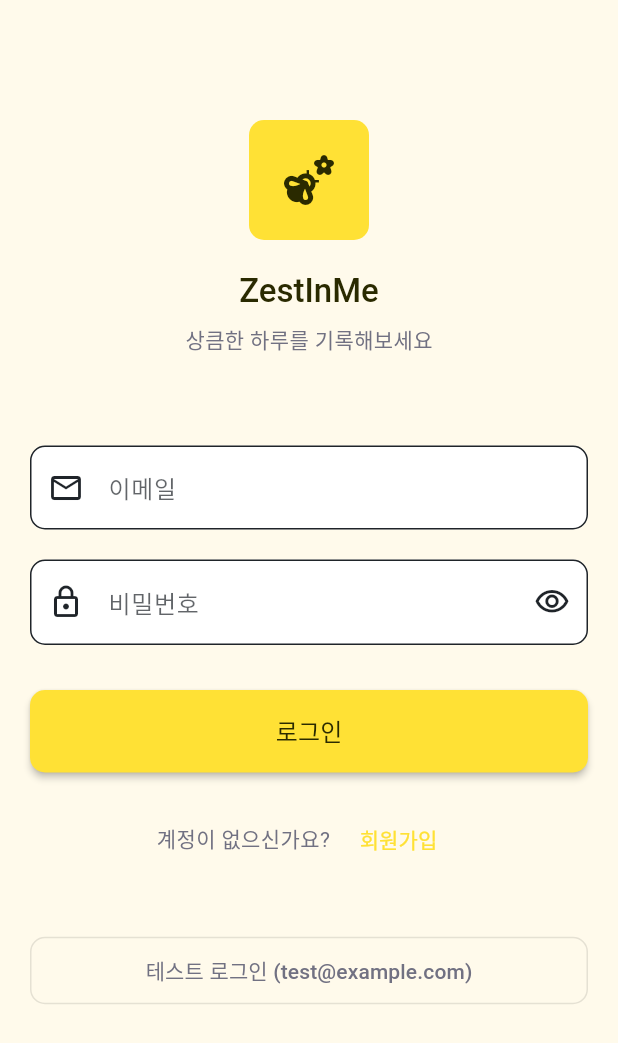
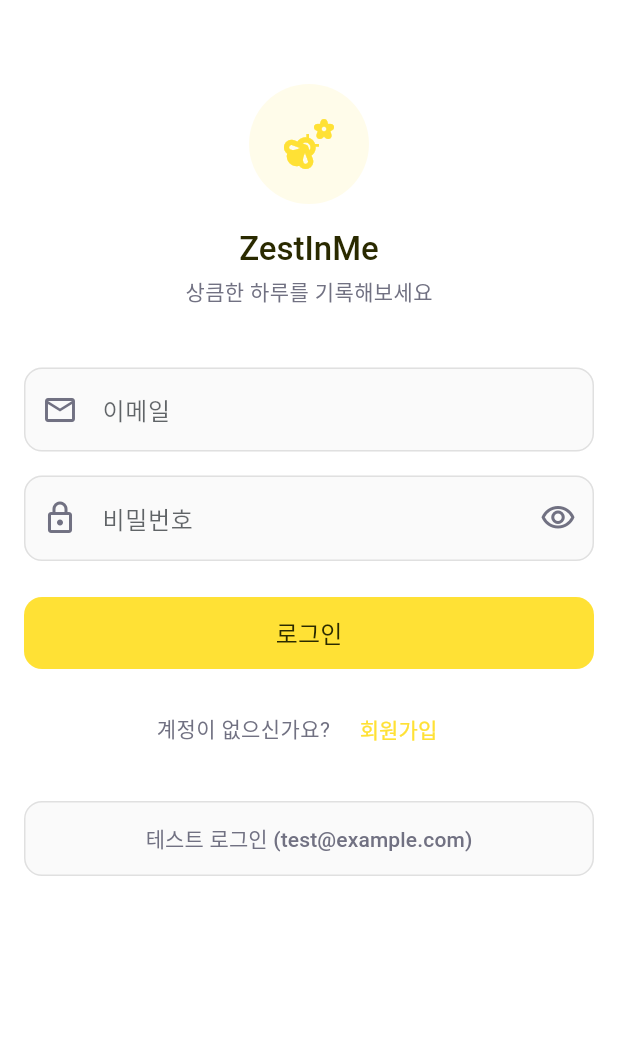
Before and after one commit to iplepine/happyinside, a Flutter app: the LoginPage screen opened by its route, on a phone screen of 412 x 824 dp. Shown: the top 1043 px of the screen. Run offline on Flutter 3.47's test engine with Material 3 defaults, Android fonts, the phone set to English and light mode, and no system bars; our stand-ins replace equatable, fl_chart, flutter_riverpod, freezed_annotation, get_it, go_router and 2 more; accounts and stored records are empty; generated files the repository leaves out were written again.

Commit message:
로그인 화면 디자인 변경

```diff
--- a/app/lib/app/routes/app_router.dart
+++ b/app/lib/app/routes/app_router.dart
@@ -59,6 +59,12 @@ class AppRouter {
           return WritePage(initialScore: score);
         },
       ),
+      GoRoute(
+        path: '/difficult',
+        builder: (context, state) {
+          return WritePage(initialScore: 3); // 낮은 점수로 시작
+        },
+      ),
     ],
   );
 }
--- a/app/lib/features/auth/presentation/login_page.dart
+++ b/app/lib/features/auth/presentation/login_page.dart
@@ -71,16 +71,16 @@ class _LoginPageState extends ConsumerState<LoginPage> {
   @override
   Widget build(BuildContext context) {
     return Scaffold(
-      backgroundColor: AppColors.muted,
+      backgroundColor: Colors.white,
       body: SafeArea(
         child: SingleChildScrollView(
-          padding: const EdgeInsets.all(20),
+          padding: const EdgeInsets.all(16),
           child: Form(
             key: _formKey,
             child: Column(
               crossAxisAlignment: CrossAxisAlignment.stretch,
               children: [
-                const SizedBox(height: 60),
+                const SizedBox(height: 40),
 
                 // 로고 및 제목
                 Center(
@@ -90,16 +90,16 @@ class _LoginPageState extends ConsumerState<LoginPage> {
                         width: 80,
                         height: 80,
                         decoration: BoxDecoration(
+                          color: AppColors.primary.withOpacity(0.1),
+                          shape: BoxShape.circle,
+                        ),
+                        child: Icon(
+                          Icons.emoji_nature,
                           color: AppColors.primary,
-                          borderRadius: BorderRadius.circular(AppColors.radius),
-                        ),
-                        child: const Icon(
-                          Icons.emoji_nature,
-                          color: AppColors.primaryForeground,
                           size: 40,
                         ),
                       ),
-                      const SizedBox(height: 20),
+                      const SizedBox(height: 16),
                       Text(
                         'ZestInMe',
                         style: Theme.of(context).textTheme.headlineLarge
@@ -108,7 +108,7 @@ class _LoginPageState extends ConsumerState<LoginPage> {
                               color: AppColors.foreground,
                             ),
                       ),
-                      const SizedBox(height: 8),
+                      const SizedBox(height: 4),
                       Text(
                         '상큼한 하루를 기록해보세요',
                         style: Theme.of(context).textTheme.bodyMedium?.copyWith(
@@ -119,7 +119,7 @@ class _LoginPageState extends ConsumerState<LoginPage> {
                   ),
                 ),
 
-                const SizedBox(height: 60),
+                const SizedBox(height: 40),
 
                 // 이메일 입력 필드
                 TextFormField(
@@ -128,12 +128,27 @@ class _LoginPageState extends ConsumerState<LoginPage> {
                   decoration: InputDecoration(
                     labelText: '이메일',
                     hintText: 'example@email.com',
-                    prefixIcon: const Icon(Icons.email_outlined),
+                    prefixIcon: Icon(
+                      Icons.email_outlined,
+                      color: AppColors.mutedForeground,
+                    ),
                     border: OutlineInputBorder(
-                      borderRadius: BorderRadius.circular(AppColors.radius),
+                      borderRadius: BorderRadius.circular(12),
+                      borderSide: BorderSide(color: Colors.grey.shade300),
+                    ),
+                    enabledBorder: OutlineInputBorder(
+                      borderRadius: BorderRadius.circular(12),
+                      borderSide: BorderSide(color: Colors.grey.shade300),
+                    ),
+                    focusedBorder: OutlineInputBorder(
+                      borderRadius: BorderRadius.circular(12),
+                      borderSide: BorderSide(
+                        color: AppColors.primary,
+                        width: 2,
+                      ),
                     ),
                     filled: true,
-                    fillColor: AppColors.card,
+                    fillColor: Colors.grey.shade50,
                   ),
                   validator: (value) {
                     if (value == null || value.isEmpty) {
@@ -148,7 +163,7 @@ class _LoginPageState extends ConsumerState<LoginPage> {
                   },
                 ),
 
-                const SizedBox(height: 20),
+                const SizedBox(height: 16),
 
                 // 비밀번호 입력 필드
                 TextFormField(
@@ -157,12 +172,16 @@ class _LoginPageState extends ConsumerState<LoginPage> {
                   decoration: InputDecoration(
                     labelText: '비밀번호',
                     hintText: '비밀번호를 입력하세요',
-                    prefixIcon: const Icon(Icons.lock_outlined),
+                    prefixIcon: Icon(
+                      Icons.lock_outlined,
+                      color: AppColors.mutedForeground,
+                    ),
                     suffixIcon: IconButton(
                       icon: Icon(
                         _obscurePassword
                             ? Icons.visibility_outlined
                             : Icons.visibility_off_outlined,
+                        color: AppColors.mutedForeground,
                       ),
                       onPressed: () {
                         setState(() {
@@ -171,10 +190,22 @@ class _LoginPageState extends ConsumerState<LoginPage> {
                       },
                     ),
                     border: OutlineInputBorder(
-                      borderRadius: BorderRadius.circular(AppColors.radius),
+                      borderRadius: BorderRadius.circular(12),
+                      borderSide: BorderSide(color: Colors.grey.shade300),
+                    ),
+                    enabledBorder: OutlineInputBorder(
+                      borderRadius: BorderRadius.circular(12),
+                      borderSide: BorderSide(color: Colors.grey.shade300),
+                    ),
+                    focusedBorder: OutlineInputBorder(
+                      borderRadius: BorderRadius.circular(12),
+                      borderSide: BorderSide(
+                        color: AppColors.primary,
+                        width: 2,
+                      ),
                     ),
                     filled: true,
-                    fillColor: AppColors.card,
+                    fillColor: Colors.grey.shade50,
                   ),
                   validator: (value) {
                     if (value == null || value.isEmpty) {
@@ -187,18 +218,26 @@ class _LoginPageState extends ConsumerState<LoginPage> {
                   },
                 ),
 
-                const SizedBox(height: 30),
+                const SizedBox(height: 24),
 
                 // 로그인 버튼
-                ElevatedButton(
+                Container(
+                  width: double.infinity,
+                  decoration: BoxDecoration(
+                    color: AppColors.primary,
+                    borderRadius: BorderRadius.circular(12),
+                  ),
+                  child: ElevatedButton(
                     onPressed: _isLoading ? null : _handleLogin,
                     style: ElevatedButton.styleFrom(
-                    backgroundColor: AppColors.primary,
+                      backgroundColor: Colors.transparent,
                       foregroundColor: AppColors.primaryForeground,
-                    padding: const EdgeInsets.symmetric(vertical: 16),
+                      padding: const EdgeInsets.symmetric(vertical: 12),
                       shape: RoundedRectangleBorder(
-                      borderRadius: BorderRadius.circular(AppColors.radius),
+                        borderRadius: BorderRadius.circular(12),
                       ),
+                      elevation: 0,
+                      shadowColor: Colors.transparent,
                     ),
                     child: _isLoading
                         ? const SizedBox(
@@ -219,8 +258,9 @@ class _LoginPageState extends ConsumerState<LoginPage> {
                             ),
                           ),
                   ),
+                ),
 
-                const SizedBox(height: 20),
+                const SizedBox(height: 16),
 
                 // 회원가입 링크
                 Row(
@@ -251,10 +291,17 @@ class _LoginPageState extends ConsumerState<LoginPage> {
                   ],
                 ),
 
-                const SizedBox(height: 40),
+                const SizedBox(height: 24),
 
                 // 테스트용 로그인 버튼
-                OutlinedButton(
+                Container(
+                  width: double.infinity,
+                  decoration: BoxDecoration(
+                    color: Colors.grey.shade50,
+                    borderRadius: BorderRadius.circular(12),
+                    border: Border.all(color: Colors.grey.shade300, width: 1),
+                  ),
+                  child: TextButton(
                     onPressed: _isLoading
                         ? null
                         : () async {
@@ -262,17 +309,17 @@ class _LoginPageState extends ConsumerState<LoginPage> {
                             _passwordController.text = '123456';
                             await _handleLogin();
                           },
-                  style: OutlinedButton.styleFrom(
+                    style: TextButton.styleFrom(
                       foregroundColor: AppColors.mutedForeground,
-                    side: BorderSide(color: AppColors.border),
                       padding: const EdgeInsets.symmetric(vertical: 12),
                       shape: RoundedRectangleBorder(
-                      borderRadius: BorderRadius.circular(AppColors.radius),
+                        borderRadius: BorderRadius.circular(12),
                       ),
                     ),
                     child: const Text(
                       '테스트 로그인 (test@example.com)',
                       style: TextStyle(fontSize: 14),
+                    ),
                   ),
                 ),
               ],
--- a/app/lib/features/main/presentation/main_home_tab_page.dart
+++ b/app/lib/features/main/presentation/main_home_tab_page.dart
@@ -77,7 +77,7 @@ class _MainHomeTabPageState extends ConsumerState<MainHomeTabPage> {
               ),
               const SizedBox(height: 4),
               Text(
-                '오늘도 상큼한 하루 되세요',
+                isLoggedIn ? '오늘도 상큼한 하루 되세요' : '로그인하고 더 많은 기능을 사용해보세요',
                 style: Theme.of(context).textTheme.bodyMedium?.copyWith(
                   color: AppColors.mutedForeground,
                 ),
@@ -117,7 +117,17 @@ class _MainHomeTabPageState extends ConsumerState<MainHomeTabPage> {
         else
           TextButton(
             onPressed: () {
-              context.push('/login');
+              try {
+                context.push('/login');
+              } catch (e) {
+                ScaffoldMessenger.of(context).showSnackBar(
+                  SnackBar(
+                    content: const Text('로그인 페이지를 불러올 수 없습니다.'),
+                    backgroundColor: AppColors.destructive,
+                    behavior: SnackBarBehavior.floating,
+                  ),
+                );
+              }
             },
             style: TextButton.styleFrom(
               foregroundColor: AppColors.primary,
@@ -154,7 +164,17 @@ class _MainHomeTabPageState extends ConsumerState<MainHomeTabPage> {
       ),
       child: ElevatedButton(
         onPressed: () {
-          context.push('/happy');
+          try {
+            context.push('/write');
+          } catch (e) {
+            ScaffoldMessenger.of(context).showSnackBar(
+              SnackBar(
+                content: const Text('페이지를 불러올 수 없습니다.'),
+                backgroundColor: AppColors.destructive,
+                behavior: SnackBarBehavior.floating,
+              ),
+            );
+          }
         },
         style: ElevatedButton.styleFrom(
           backgroundColor: Colors.transparent,
@@ -172,7 +192,7 @@ class _MainHomeTabPageState extends ConsumerState<MainHomeTabPage> {
             const Text('😊', style: TextStyle(fontSize: 18)),
             const SizedBox(width: 8),
             Text(
-              '오늘의 감정 기록하기',
+              '감정 기록하기',
               style: Theme.of(context).textTheme.titleMedium?.copyWith(
                 fontWeight: AppColors.fontWeightMedium,
                 color: AppColors.primaryForeground,
@@ -381,7 +401,7 @@ class _MainHomeTabPageState extends ConsumerState<MainHomeTabPage> {
         const SizedBox(height: 4),
 
         Text(
-          '오늘 첫 기록을 남겨보세요!',
+          '첫 기록을 남겨보세요!',
           style: Theme.of(
             context,
           ).textTheme.bodyMedium?.copyWith(color: AppColors.mutedForeground),
@@ -394,8 +414,17 @@ class _MainHomeTabPageState extends ConsumerState<MainHomeTabPage> {
     return Center(
       child: TextButton(
         onPressed: () {
-          // 힘든 일 기록하기 페이지로 이동
-          context.push('/difficult');
+          try {
+            context.push('/difficult');
+          } catch (e) {
+            ScaffoldMessenger.of(context).showSnackBar(
+              SnackBar(
+                content: const Text('페이지를 불러올 수 없습니다.'),
+                backgroundColor: AppColors.destructive,
+                behavior: SnackBarBehavior.floating,
+              ),
+            );
+          }
         },
         style: TextButton.styleFrom(
           foregroundColor: AppColors.mutedForeground,
@@ -409,7 +438,7 @@ class _MainHomeTabPageState extends ConsumerState<MainHomeTabPage> {
             const Text('😔', style: TextStyle(fontSize: 14)),
             const SizedBox(width: 4),
             Text(
-              '힘든 일 기록하기',
+              '상세 기록하기',
               style: Theme.of(context).textTheme.bodySmall?.copyWith(
                 color: AppColors.mutedForeground,
                 fontWeight: AppColors.fontWeightNormal,
```
Lines whose indentation alone changed are shown as unchanged.
